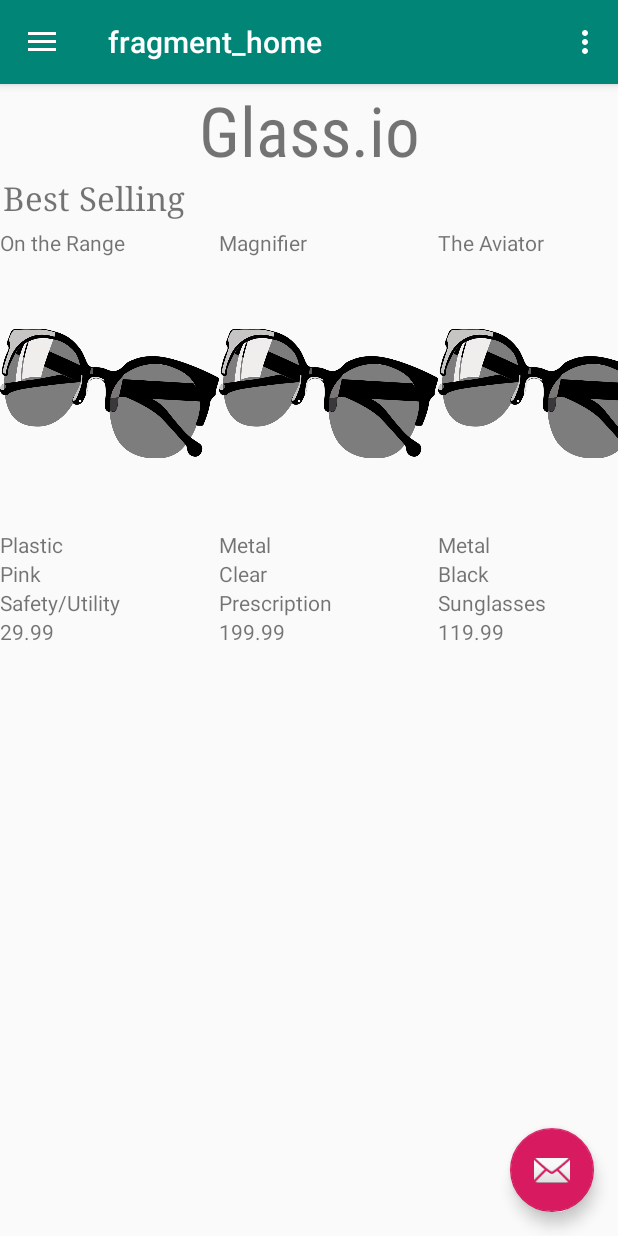
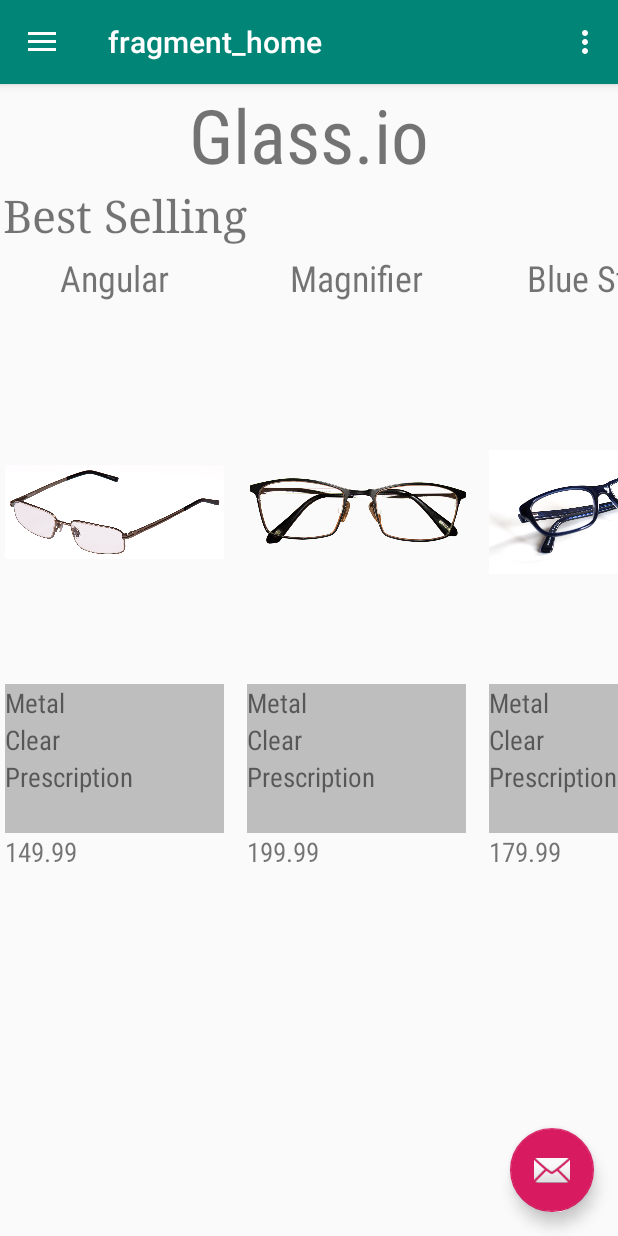
Before and after one commit to SaadMAmjad/Android-Project, an Android app: the screen it shows after launch (MainActivity), on a phone screen of 412 x 824 dp. Run offline under Robolectric (Android 15) with nearby library versions, the phone set to English and light mode, and no system bars; our stand-ins replace navigation-ui.

Commit message:
#8 Finished the recyclerView for the whats hot page and implemented a neat lil feature to randomize the shown items every launch, externalized most reused values to dimens

```diff
--- a/glassio/app/src/main/java/com/example/glassio/CustomRecyclerViewAdapter.java
+++ b/glassio/app/src/main/java/com/example/glassio/CustomRecyclerViewAdapter.java
@@ -58,7 +58,7 @@ public class CustomRecyclerViewAdapter extends RecyclerView.Adapter {
             this.frame = view.findViewById(R.id.frame);
             this.colorr = view.findViewById(R.id.colorr);
             this.type = view.findViewById(R.id.type);
-            this.image = view.findViewById(R.id.image);
+            this.image = view.findViewById(R.id.imageView2);
             this.price = view.findViewById(R.id.price);
         }
 
--- a/glassio/app/src/main/java/com/example/glassio/home.java
+++ b/glassio/app/src/main/java/com/example/glassio/home.java
@@ -13,6 +13,9 @@ import androidx.recyclerview.widget.RecyclerView;
 import androidx.recyclerview.widget.StaggeredGridLayoutManager;
 
 import java.util.ArrayList;
+import java.util.Collections;
+import java.util.Iterator;
+import java.util.Random;
 
 
 /**
@@ -37,8 +40,21 @@ public class home extends Fragment {
         items.add(new ListViewData("Magnifier", R.drawable.glasseseight, 199.99,"Metal","Clear","Prescription"));
         items.add(new ListViewData("The Aviator", R.drawable.glassesone, 119.99,"Metal","Black","Sunglasses"));
         items.add(new ListViewData("Down the Mountain", R.drawable.glassestwelve, 59.99,"Plastic","Light Black","Ski Goggles"));
-        items.add(new ListViewData("The Adapter", R.drawable.glassesten, 239.99,"Metal","Light Green","Transformer Prescription"));
+        items.add(new ListViewData("The Adapter", R.drawable.glassesten, 239.99,"Metal","Light Green","Transformer"));
+        items.add(new ListViewData("Potters", R.drawable.glasseseleven, 239.99,"Metal","Light Green","Transformer"));
+        items.add(new ListViewData("Average Joe's", R.drawable.glassesfive, 79.99,"Plastic","Clear","Prescription"));
+        items.add(new ListViewData("Blue Steel", R.drawable.glassesfour, 179.99,"Metal","Clear","Prescription"));
+        items.add(new ListViewData("Angular", R.drawable.glassesnine, 149.99,"Metal","Clear","Prescription"));
+        items.add(new ListViewData("Minimalist", R.drawable.glassesthree, 99.99,"Plastic","Clear","Prescription"));
+        items.add(new ListViewData("The Illusion", R.drawable.glassestwo, 89.99,"Plastic","Clear","Prescription"));
 
+        Collections.shuffle(items, new Random());
+
+        for (int i = 0; i <= 11; i++) {
+            if (i > 5) {
+                items.remove(items.size()-1);
+            }
+        }
 
         RecyclerView recyclerView = view.findViewById(R.id.recycle);
 
--- a/glassio/app/src/main/res/layout/fragment_home.xml
+++ b/glassio/app/src/main/res/layout/fragment_home.xml
@@ -13,7 +13,7 @@
         android:layout_height="wrap_content"
         android:textAlignment="center"
         android:fontFamily="sans-serif-condensed"
-        android:textSize="46sp"
+        android:textSize="@dimen/main_title"
         android:text="@string/nav_header_title" />
 
     <TextView
@@ -21,12 +21,13 @@
         android:layout_width="match_parent"
         android:layout_height="wrap_content"
         android:layout_marginStart="2dp"
-        android:textSize="22sp"
+        android:textSize="@dimen/main_header"
         android:fontFamily="serif"
         android:text="@string/top_sellers" />
 
     <androidx.recyclerview.widget.RecyclerView
         android:layout_marginTop="5dp"
+        android:layout_marginStart="3dp"
         android:id="@+id/recycle"
         android:layout_height="wrap_content"
         android:layout_width="match_parent">
--- a/glassio/app/src/main/res/layout/recycle_row.xml
+++ b/glassio/app/src/main/res/layout/recycle_row.xml
@@ -4,45 +4,60 @@
     android:orientation="vertical" android:layout_width="match_parent"
     android:layout_height="match_parent">
 
-
     <TextView
         android:id="@+id/name"
+        android:textAlignment="center"
+        android:layout_marginEnd="@dimen/recycler_margin"
+        android:fontFamily="sans-serif-condensed"
+        android:textSize="@dimen/item_title"
         android:layout_width="146dp"
-        android:layout_height="wrap_content"
-        android:text="TextView" />
+        android:layout_height="58dp"
+        android:text="Placeholder" />
 
     <ImageView
         android:id="@+id/imageView2"
         android:layout_width="146dp"
-        android:layout_height="182dp"
+        android:layout_height="229dp"
+        android:layout_marginEnd="@dimen/recycler_margin"
         app:srcCompat="@drawable/glasseseleven" />
-
 
     <TextView
         android:id="@+id/frame"
+        android:background="@color/light_gray"
+        android:layout_marginEnd="@dimen/recycler_margin"
+        android:fontFamily="sans-serif-condensed"
+        android:textSize="@dimen/item_descriptors"
         android:layout_width="146dp"
         android:layout_height="wrap_content"
-        android:text="TextView" />
+        android:text="Placeholder" />
 
     <TextView
         android:id="@+id/colorr"
+        android:layout_marginEnd="@dimen/recycler_margin"
+        android:background="@color/light_gray"
+        android:fontFamily="sans-serif-condensed"
+        android:textSize="@dimen/item_descriptors"
         android:layout_width="146dp"
         android:layout_height="wrap_content"
-        android:text="TextView" />
+        android:text="Placeholder" />
 
     <TextView
         android:id="@+id/type"
+        android:layout_marginEnd="@dimen/recycler_margin"
+        android:background="@color/light_gray"
+        android:fontFamily="sans-serif-condensed"
+        android:textSize="@dimen/item_descriptors"
         android:layout_width="146dp"
-        android:layout_height="wrap_content"
-        android:text="TextView" />
-
+        android:layout_height="50dp"
+        android:text="Placeholder" />
 
     <TextView
         android:id="@+id/price"
+        android:layout_marginEnd="@dimen/recycler_margin"
+        android:fontFamily="sans-serif-condensed"
+        android:textSize="@dimen/item_descriptors"
         android:layout_width="146dp"
         android:layout_height="wrap_content"
-        android:text="TextView" />
-
-
+        android:text="Placeholder" />
 
 </LinearLayout>
--- a/glassio/app/src/main/res/values/colors.xml
+++ b/glassio/app/src/main/res/values/colors.xml
@@ -4,4 +4,5 @@
     <color name="colorPrimaryDark">#00574B</color>
     <color name="colorAccent">#D81B60</color>
     <color name="white">#ffffff</color>
+    <color name="light_gray">#BEBEBE</color>
 </resources>
--- a/glassio/app/src/main/res/values/dimens.xml
+++ b/glassio/app/src/main/res/values/dimens.xml
@@ -5,4 +5,9 @@
     <dimen name="nav_header_vertical_spacing">8dp</dimen>
     <dimen name="nav_header_height">176dp</dimen>
     <dimen name="fab_margin">16dp</dimen>
+    <dimen name="main_title">50sp</dimen>
+    <dimen name="main_header">30sp</dimen>
+    <dimen name="item_title">24sp</dimen>
+    <dimen name="item_descriptors">18sp</dimen>
+    <dimen name="recycler_margin">15dp</dimen>
 </resources>
```
Also changed, not shown: 7 other files.
